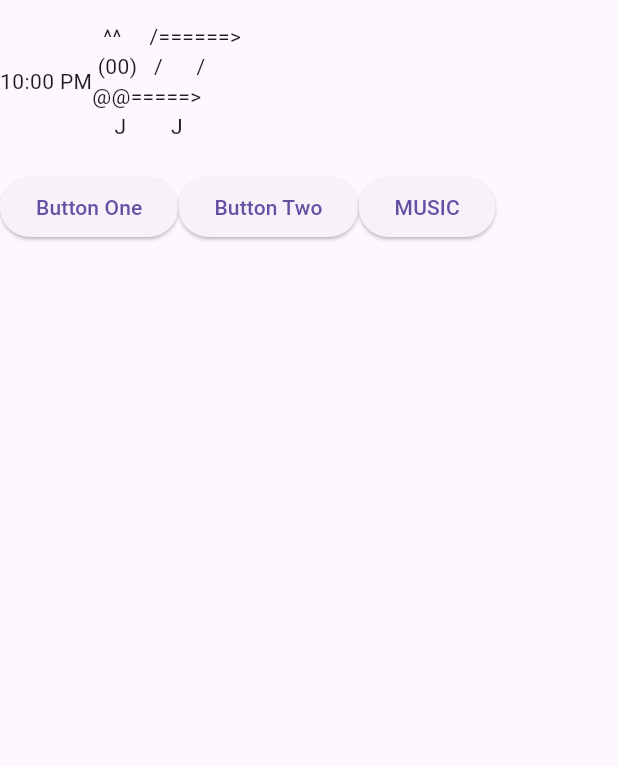
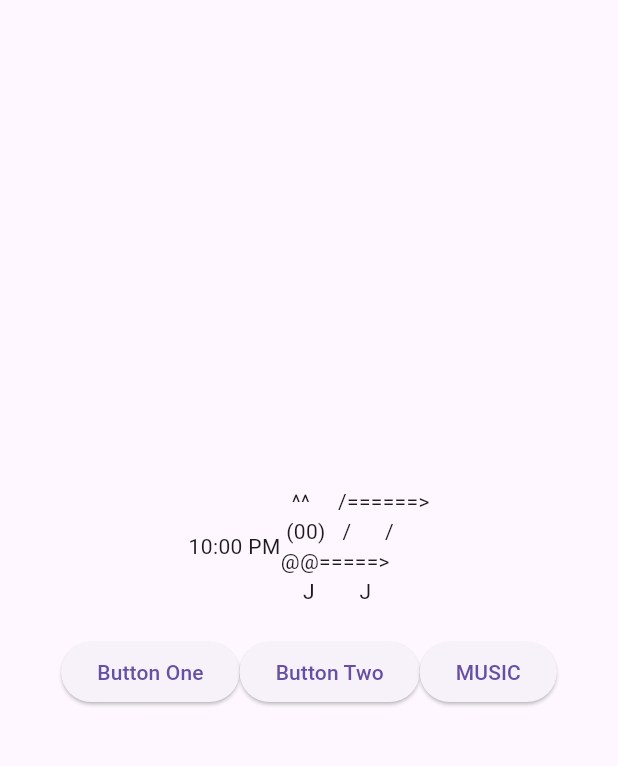
Before and after one commit to TheShadowOfHassen/Desktop-Dragon, a Flutter app: the screen it shows after launch, on a phone screen of 412 x 824 dp, the part 63-829 px from its top. Run offline on Flutter 3.47's test engine with Material 3 defaults, Android fonts, the light colour scheme and no system bars.

Commit message:
center the dragon

```diff
--- a/lib/main.dart
+++ b/lib/main.dart
@@ -30,8 +30,10 @@ class MyApp extends StatelessWidget {
           child: Builder(
             builder: (context) {
               return Column(
+                mainAxisAlignment: MainAxisAlignment.center,
                 children: [
                   Row(
+                    mainAxisAlignment: MainAxisAlignment.center,
                     children: [
                       Text(time),
                       Text(
@@ -42,6 +44,7 @@ class MyApp extends StatelessWidget {
 
                   const SizedBox(height: 20),
                   Row(
+                    mainAxisAlignment: MainAxisAlignment.center,
                     children: [
                       ElevatedButton(
                         onPressed: () {
```
Also changed, not shown: 2 other files.
